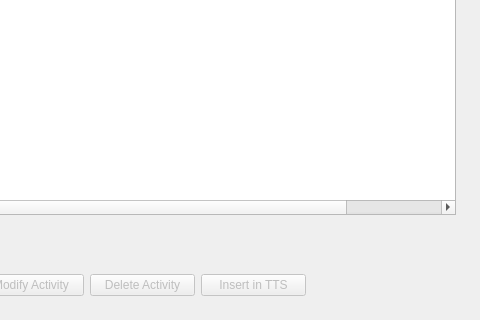
Old version of the form src/qt/gui_activityinventorysheet.ui in the repository dgraziotin/Pomotux; both pictures show x 264 to 744 and y 174 to 494 of the 744 by 494 pixel window.
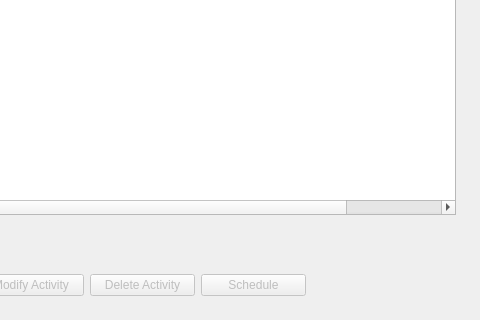
New version of the form.

Diff of the .ui file:
```diff
--- a/src/qt/gui_activityinventorysheet.ui
+++ b/src/qt/gui_activityinventorysheet.ui
@@ -131,7 +131,7 @@
         <bool>false</bool>
        </property>
        <property name="text">
-        <string>Insert in TTS</string>
+        <string>Schedule</string>
        </property>
       </widget>
      </item>
```
Left out of the diff: 2 changed lines with no effect on the pictures.
